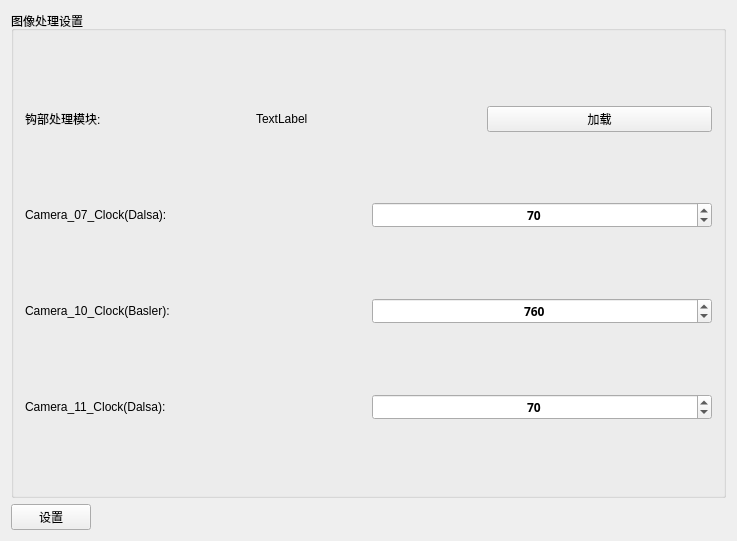
Before: the Qt Designer form hello/Widgets/modelWidget.ui in galepai/hello, drawn with Qt 5.
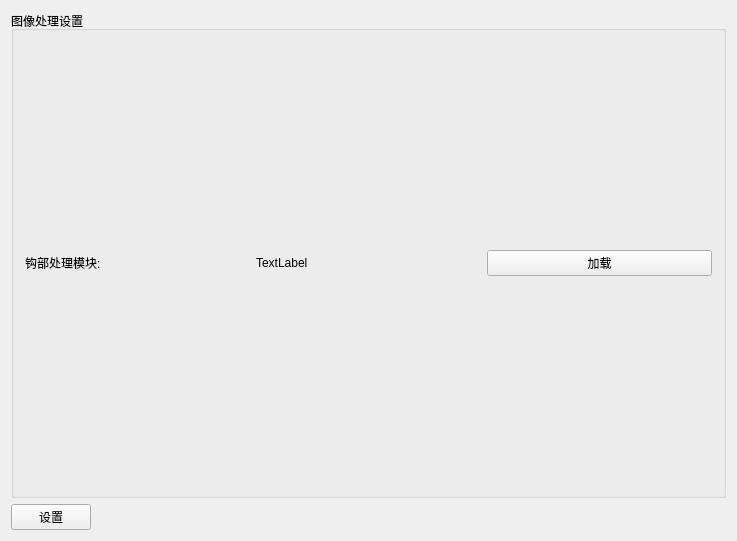
After: the same form once the commit is applied.

```diff
--- a/hello/Widgets/modelWidget.ui
+++ b/hello/Widgets/modelWidget.ui
@@ -57,120 +57,6 @@
         </item>
        </layout>
       </item>
-      <item>
-       <layout class="QHBoxLayout" name="horizontalLayout_2">
-        <item>
-         <widget class="QLabel" name="label_3">
-          <property name="maximumSize">
-           <size>
-            <width>16777215</width>
-            <height>100</height>
-           </size>
-          </property>
-          <property name="text">
-           <string>Camera_07_Clock(Dalsa):</string>
-          </property>
-         </widget>
-        </item>
-        <item>
-         <widget class="QSpinBox" name="spinBox_07">
-          <property name="font">
-           <font>
-            <family>Arial Black</family>
-            <weight>75</weight>
-            <bold>true</bold>
-           </font>
-          </property>
-          <property name="alignment">
-           <set>Qt::AlignCenter</set>
-          </property>
-          <property name="maximum">
-           <number>90</number>
-          </property>
-          <property name="value">
-           <number>70</number>
-          </property>
-         </widget>
-        </item>
-       </layout>
-      </item>
-      <item>
-       <layout class="QHBoxLayout" name="horizontalLayout_4">
-        <item>
-         <widget class="QLabel" name="label_4">
-          <property name="maximumSize">
-           <size>
-            <width>16777215</width>
-            <height>100</height>
-           </size>
-          </property>
-          <property name="text">
-           <string>Camera_10_Clock(Basler):</string>
-          </property>
-         </widget>
-        </item>
-        <item>
-         <widget class="QSpinBox" name="spinBox_10">
-          <property name="font">
-           <font>
-            <family>Arial Black</family>
-            <weight>75</weight>
-            <bold>true</bold>
-           </font>
-          </property>
-          <property name="alignment">
-           <set>Qt::AlignCenter</set>
-          </property>
-          <property name="maximum">
-           <number>900</number>
-          </property>
-          <property name="value">
-           <number>760</number>
-          </property>
-         </widget>
-        </item>
-       </layout>
-      </item>
-      <item>
-       <layout class="QHBoxLayout" name="horizontalLayout_5">
-        <item>
-         <widget class="QLabel" name="label_5">
-          <property name="maximumSize">
-           <size>
-            <width>16777215</width>
-            <height>100</height>
-           </size>
-          </property>
-          <property name="text">
-           <string>Camera_11_Clock(Dalsa):</string>
-          </property>
-         </widget>
-        </item>
-        <item>
-         <widget class="QSpinBox" name="spinBox_11">
-          <property name="font">
-           <font>
-            <family>Arial Black</family>
-            <weight>75</weight>
-            <bold>true</bold>
-           </font>
-          </property>
-          <property name="alignment">
-           <set>Qt::AlignCenter</set>
-          </property>
-          <property name="maximum">
-           <number>90</number>
-          </property>
-          <property name="value">
-           <number>70</number>
-          </property>
-          <property name="displayIntegerBase">
-           <number>10</number>
-          </property>
-         </widget>
-        </item>
-       </layout>
-      </item>
      </layout>
     </widget>
    </item>
```
